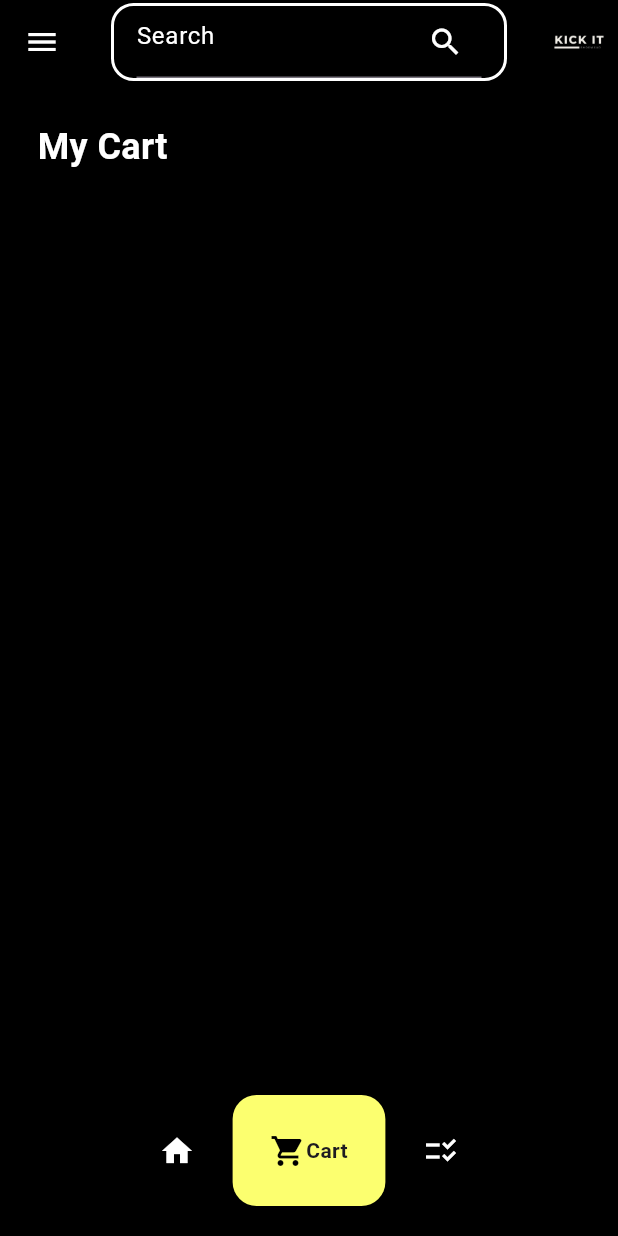
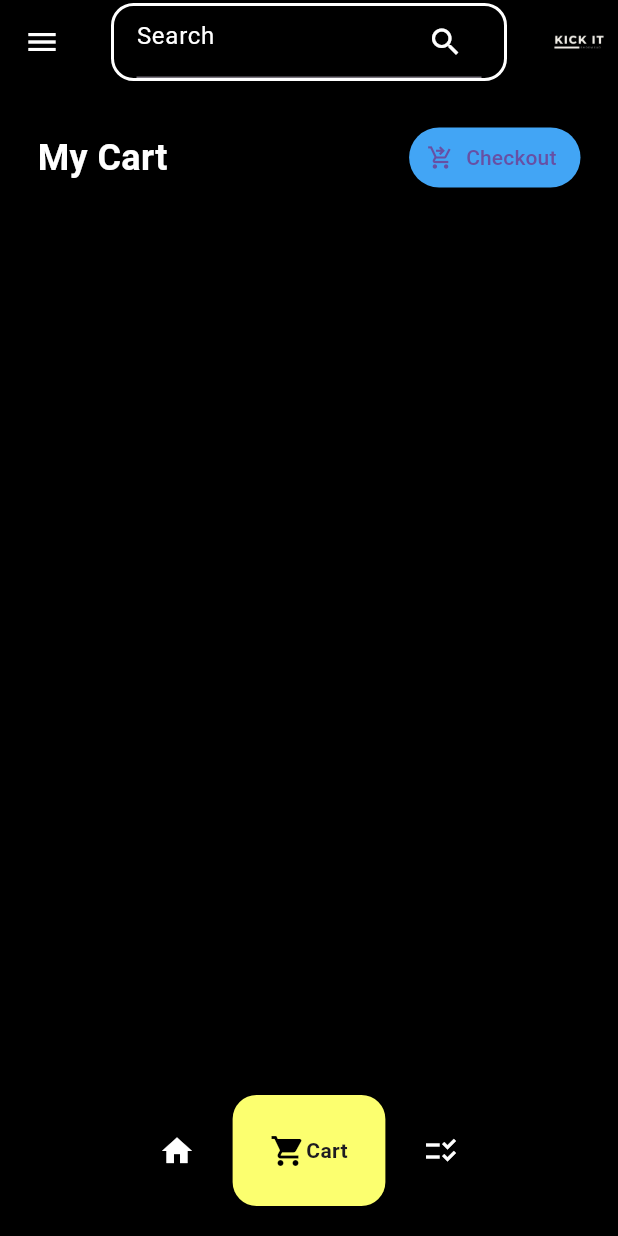
Before and after one commit to M4CLEM/Flutter_Group7_Phase1-5_BSCS_4C_Mobile_Computing, a Flutter app: the HomePage screen opened directly, item 2 of the bottom bar chosen, on a phone screen of 412 x 824 dp. Run offline on Flutter 3.47's test engine with Material 3 defaults, Android fonts, the phone set to English and light mode, and no system bars; drawn by our look-alikes of google_nav_bar.

Commit message:
Check out button added

```diff
--- a/lib/pages/cart_page.dart
+++ b/lib/pages/cart_page.dart
@@ -21,12 +21,29 @@ class _CartPageState extends State<CartPage> {
         crossAxisAlignment: CrossAxisAlignment.start,
         children: [
           //Header Text
+          Row(
+            mainAxisAlignment: MainAxisAlignment.spaceBetween,
+            children: [
               const Text('My Cart',
                 style: TextStyle(
                   color: Colors.white,
                   fontWeight: FontWeight.bold,
                   fontSize: 24,
                 ),
+              ),
+              TextButton.icon(
+                onPressed: () {
+
+                },
+                label: const Text('Checkout'),
+                icon: const Icon(Icons.shopping_cart_checkout),
+                style: ButtonStyle(
+                  backgroundColor: MaterialStatePropertyAll(
+                  Colors.blue.shade400
+                  )
+                ),
+              ),
+            ],
           ),
 
           const SizedBox(height: 10,),
@@ -42,7 +59,7 @@ class _CartPageState extends State<CartPage> {
                 return CartItem(shoe: individualShoe,);
               }
             )
-          )
+          ),
         ],
       ),
     ),);
```
Lines whose indentation alone changed are shown as unchanged.
